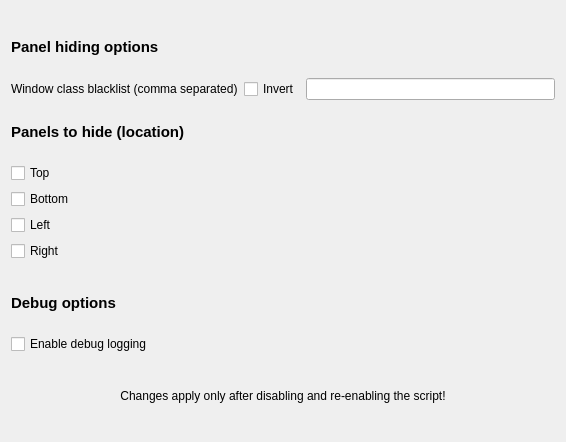
Old version of the form contents/ui/config.ui in the repository luisbocanegra/kwin-panel-auto-hide.
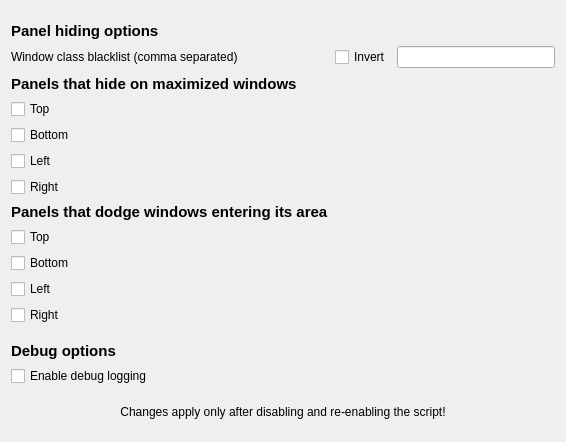
New version of the form.

Commit message: Allow to toggle dodge mode per panel location

The edit to the form file:
```diff
--- a/contents/ui/config.ui
+++ b/contents/ui/config.ui
@@ -21,6 +21,34 @@
      </property>
     </widget>
    </item>
+   <item row="18" column="1" colspan="2">
+        <widget class="QCheckBox" name="kcfg_DodgePanelTop">
+         <property name="text">
+          <string>Top</string>
+         </property>
+        </widget>
+       </item>
+       <item row="19" column="1" colspan="2">
+        <widget class="QCheckBox" name="kcfg_DodgePanelBottom">
+         <property name="text">
+          <string>Bottom</string>
+         </property>
+        </widget>
+       </item>
+       <item row="20" column="1" colspan="2">
+        <widget class="QCheckBox" name="kcfg_DodgePanelLeft">
+         <property name="text">
+          <string>Left</string>
+         </property>
+        </widget>
+       </item>
+       <item row="21" column="1" colspan="2">
+        <widget class="QCheckBox" name="kcfg_DodgePanelRight">
+         <property name="text">
+          <string>Right</string>
+         </property>
+        </widget>
+       </item>
    <item row="0" column="1" colspan="2">
     <spacer name="verticalSpacer_2">
      <property name="orientation">
@@ -211,10 +239,24 @@
       </font>
      </property>
      <property name="text">
-      <string>Panels to hide (location)</string>
+      <string>Panels that hide on maximized windows</string>
      </property>
     </widget>
    </item>
+   <item row="17" column="1">
+        <widget class="QLabel" name="label_7">
+         <property name="font">
+          <font>
+           <pointsize>11</pointsize>
+           <weight>75</weight>
+           <bold>true</bold>
+          </font>
+         </property>
+         <property name="text">
+          <string>Panels that dodge windows entering its area</string>
+         </property>
+        </widget>
+       </item>
   </layout>
  </widget>
  <resources/>
```
The commit also changes 2 other files.
